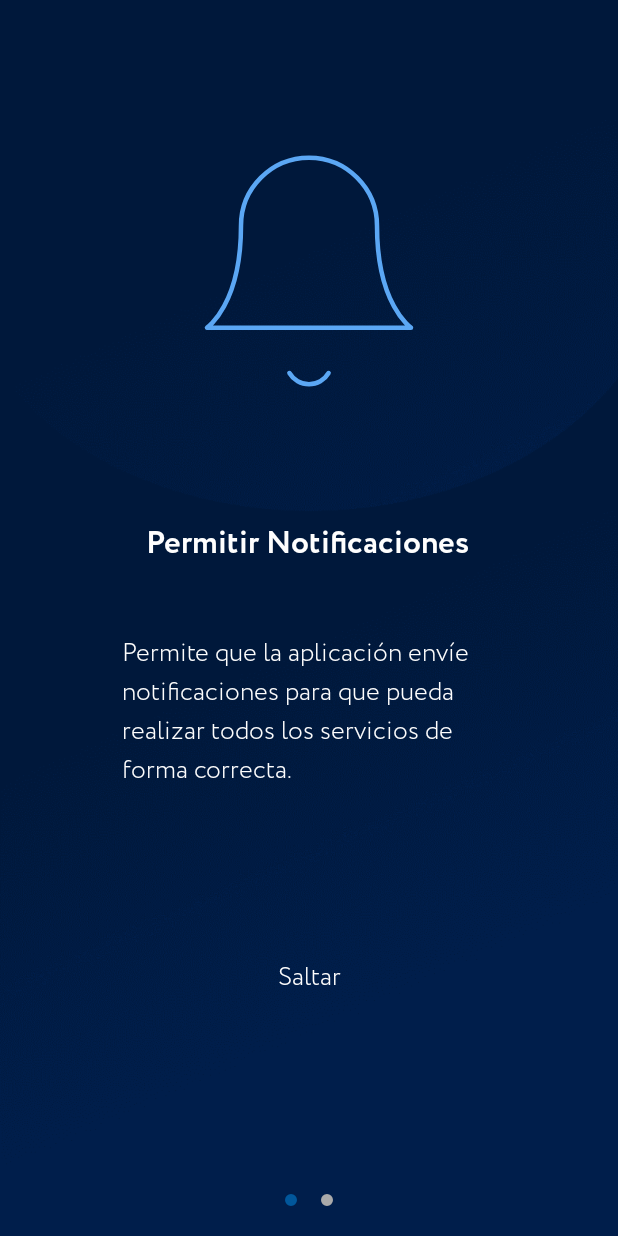
After one commit to oscarProjects/tocumen-panama, an Android app: the NotificationsFragment screen opened directly, with no data from a screen before it, on a phone screen of 412 x 824 dp. The commit adds this screen. Run offline under Robolectric (Android 15) with nearby library versions, the phone set to English and light mode, and no system bars.

Commit message:
ADD PermissionsActivity

```diff
--- a/LisnrApp/app/src/main/AndroidManifest.xml
+++ b/LisnrApp/app/src/main/AndroidManifest.xml
@@ -22,6 +22,9 @@
         android:theme="@style/Theme.LisnrApp"
         tools:replace="android:theme"
         tools:targetApi="31">
+        <activity
+            android:name=".ui.permissions.PermissionsActivity"
+            android:exported="false" />
         <activity
             android:name=".ui.register.RegisterActivity"
             android:exported="false" />
--- a/LisnrApp/app/src/main/java/com/lisnrapp/GalleryActivity.java
+++ b/LisnrApp/app/src/main/java/com/lisnrapp/GalleryActivity.java
@@ -13,6 +13,8 @@ import android.widget.LinearLayout;
 import android.widget.ProgressBar;
 
 import androidx.appcompat.app.AppCompatActivity;
+
+import com.lisnrapp.database.DatabaseHandler;
 
 import java.text.SimpleDateFormat;
 import java.util.Calendar;
--- a/LisnrApp/app/src/main/java/com/lisnrapp/ReceivedActivity.java
+++ b/LisnrApp/app/src/main/java/com/lisnrapp/ReceivedActivity.java
@@ -19,6 +19,7 @@ import androidx.recyclerview.widget.LinearLayoutManager;
 import androidx.recyclerview.widget.RecyclerView;
 
 import com.google.android.material.navigation.NavigationView;
+import com.lisnrapp.database.DatabaseHandler;
 
 import java.util.ArrayList;
 
--- /dev/null
+++ b/LisnrApp/app/src/main/java/com/lisnrapp/animation/ZoomOutPageTransformer.java
@@ -0,0 +1,44 @@
+package com.lisnrapp.animation;
+
+import android.view.View;
+
+import androidx.viewpager.widget.ViewPager;
+
+public class ZoomOutPageTransformer implements ViewPager.PageTransformer {
+    private static final float MIN_SCALE = 0.85f;
+    private static final float MIN_ALPHA = 0.5f;
+
+    public void transformPage(View view, float position) {
+        int pageWidth = view.getWidth();
+        int pageHeight = view.getHeight();
+
+        if (position < -1) { // [-Infinity,-1)
+            // This page is way off-screen to the left.
+            view.setAlpha(0f);
+
+        } else if (position <= 1) { // [-1,1]
+            // Modify the default slide transition to shrink the page as well
+            float scaleFactor = Math.max(MIN_SCALE, 1 - Math.abs(position));
+            float vertMargin = pageHeight * (1 - scaleFactor) / 2;
+            float horzMargin = pageWidth * (1 - scaleFactor) / 2;
+            if (position < 0) {
+                view.setTranslationX(horzMargin - vertMargin / 2);
+            } else {
+                view.setTranslationX(-horzMargin + vertMargin / 2);
+            }
+
+            // Scale the page down (between MIN_SCALE and 1)
+            view.setScaleX(scaleFactor);
+            view.setScaleY(scaleFactor);
+
+            // Fade the page relative to its size.
+            view.setAlpha(MIN_ALPHA +
+                    (scaleFactor - MIN_SCALE) /
+                            (1 - MIN_SCALE) * (1 - MIN_ALPHA));
+
+        } else { // (1,+Infinity]
+            // This page is way off-screen to the right.
+            view.setAlpha(0f);
+        }
+    }
+}
--- a/LisnrApp/app/src/main/java/com/lisnrapp/DatabaseHandler.java
+++ b/LisnrApp/app/src/main/java/com/lisnrapp/database/DatabaseHandler.java
@@ -1,4 +1,4 @@
-package com.lisnrapp;
+package com.lisnrapp.database;
 
 import android.content.ContentValues;
 import android.content.Context;
--- a/LisnrApp/app/src/main/java/com/lisnrapp/ui/login/LogginActivity.java
+++ b/LisnrApp/app/src/main/java/com/lisnrapp/ui/login/LogginActivity.java
@@ -15,9 +15,10 @@ import android.widget.Toast;
 import androidx.appcompat.app.AlertDialog;
 import androidx.appcompat.app.AppCompatActivity;
 
-import com.lisnrapp.DatabaseHandler;
+import com.lisnrapp.database.DatabaseHandler;
 import com.lisnrapp.MainActivity;
 import com.lisnrapp.databinding.ActivityLogginBinding;
+import com.lisnrapp.ui.permissions.PermissionsActivity;
 import com.lisnrapp.ui.register.RegisterActivity;
 
 import java.util.Objects;
@@ -46,7 +47,7 @@ public class LogginActivity extends AppCompatActivity {
 
         binding.btnLogin.setOnClickListener(v -> {
             //loginValidations(v);
-            Intent intent = new Intent(LogginActivity.this, MainActivity.class);
+            Intent intent = new Intent(LogginActivity.this, PermissionsActivity.class);
             startActivity(intent);
             finish();
         });
--- /dev/null
+++ b/LisnrApp/app/src/main/java/com/lisnrapp/ui/permissions/PermissionsActivity.java
@@ -0,0 +1,84 @@
+package com.lisnrapp.ui.permissions;
+
+import android.os.Bundle;
+import android.view.View;
+
+import androidx.annotation.NonNull;
+import androidx.fragment.app.Fragment;
+import androidx.fragment.app.FragmentActivity;
+import androidx.fragment.app.FragmentManager;
+import androidx.fragment.app.FragmentStatePagerAdapter;
+import androidx.viewpager.widget.PagerAdapter;
+
+import com.lisnrapp.animation.ZoomOutPageTransformer;
+import com.lisnrapp.databinding.ActivityPermissionsBinding;
+import com.lisnrapp.ui.permissions.microphone.MicrophoneFragment;
+import com.lisnrapp.ui.permissions.notifications.NotificationsFragment;
+
+import java.util.ArrayList;
+import java.util.List;
+
+public class PermissionsActivity extends FragmentActivity {
+
+    private ActivityPermissionsBinding binding;
+
+    @Override
+    protected void onCreate(Bundle savedInstanceState) {
+        super.onCreate(savedInstanceState);
+        binding = ActivityPermissionsBinding.inflate(getLayoutInflater());
+        View view = binding.getRoot();
+        setContentView(view);
+
+        binding.tablayout.setupWithViewPager(binding.viewpager);
+
+        ViewPagerAdapter adapter = new ViewPagerAdapter(getSupportFragmentManager());
+
+        adapter.addFrag(new NotificationsFragment());
+        adapter.addFrag(new MicrophoneFragment());
+
+        binding.viewpager.setPageTransformer(true, new ZoomOutPageTransformer());
+        binding.viewpager.setAdapter(adapter);
+    }
+
+    @Override
+    public void onBackPressed() {
+        if (binding.viewpager.getCurrentItem() == 0) {
+            // If the user is currently looking at the first step, allow the system to handle the
+            // Back button. This calls finish() on this activity and pops the back stack.
+            super.onBackPressed();
+        } else {
+            // Otherwise, select the previous step.
+            binding.viewpager.setCurrentItem(binding.viewpager.getCurrentItem() - 1);
+        }
+    }
+
+    public class ViewPagerAdapter extends FragmentStatePagerAdapter {
+        private final List<Fragment> mFragmentList = new ArrayList<>();
+        private final List<String> mFragmentTitleList = new ArrayList<>();
+
+        public ViewPagerAdapter(FragmentManager manager) {
+            super(manager);
+        }
+
+        @NonNull
+        @Override
+        public Fragment getItem(int position) {
+            return mFragmentList.get(position);
+        }
+
+        @Override
+        public int getCount() {
+            return mFragmentList.size();
+        }
+
+        @Override
+        public CharSequence getPageTitle(int position) {
+            return mFragmentTitleList.get(position);
+        }
+
+        public void addFrag(Fragment fragment) {
+            mFragmentList.add(fragment);
+            mFragmentTitleList.add("");
+        }
+    }
+}
--- /dev/null
+++ b/LisnrApp/app/src/main/java/com/lisnrapp/ui/permissions/microphone/MicrophoneFragment.java
@@ -0,0 +1,22 @@
+package com.lisnrapp.ui.permissions.microphone;
+
+import android.os.Bundle;
+import android.view.LayoutInflater;
+import android.view.View;
+import android.view.ViewGroup;
+
+import androidx.fragment.app.Fragment;
+
+import com.lisnrapp.R;
+
+public class MicrophoneFragment extends Fragment {
+
+    @Override
+    public View onCreateView(LayoutInflater inflater, ViewGroup container,
+                             Bundle savedInstanceState) {
+        ViewGroup rootView = (ViewGroup) inflater.inflate(
+                R.layout.fragment_microphone, container, false);
+
+        return rootView;
+    }
+}
--- /dev/null
+++ b/LisnrApp/app/src/main/java/com/lisnrapp/ui/permissions/notifications/NotificationsFragment.java
@@ -0,0 +1,22 @@
+package com.lisnrapp.ui.permissions.notifications;
+
+import android.os.Bundle;
+import android.view.LayoutInflater;
+import android.view.View;
+import android.view.ViewGroup;
+
+import androidx.fragment.app.Fragment;
+
+import com.lisnrapp.R;
+
+public class NotificationsFragment extends Fragment {
+
+    @Override
+    public View onCreateView(LayoutInflater inflater, ViewGroup container,
+                             Bundle savedInstanceState) {
+        ViewGroup rootView = (ViewGroup) inflater.inflate(
+                R.layout.fragment_notifications, container, false);
+
+        return rootView;
+    }
+}
--- a/LisnrApp/app/src/main/java/com/lisnrapp/ui/splash/SplashActivity.java
+++ b/LisnrApp/app/src/main/java/com/lisnrapp/ui/splash/SplashActivity.java
@@ -78,7 +78,8 @@ public class SplashActivity extends AppCompatActivity {
         }
 
         if (allPermissionsGranted) {
-            go_next_Main();
+            //go_next_Main();
+            openPermissionScreen();
         } else {
             ActivityCompat.requestPermissions(this, permissions, MY_PERMISSIONS_REQUEST_WRITE_FILES);
         }
@@ -92,7 +93,8 @@ public class SplashActivity extends AppCompatActivity {
         if (requestCode == MY_PERMISSIONS_REQUEST_WRITE_FILES) {
             if (grantResults.length > 0
                     && grantResults[0] == PackageManager.PERMISSION_GRANTED) {
-                go_next_Main();
+                //go_next_Main();
+                openPermissionScreen();
             } else {
                 AlertDialog.Builder builder = new AlertDialog.Builder(SplashActivity.this);
                 builder.setMessage("App required some permission please enable it")
--- /dev/null
+++ b/LisnrApp/app/src/main/res/drawable/default_dot.xml
@@ -0,0 +1,12 @@
+<?xml version="1.0" encoding="utf-8"?>
+<layer-list xmlns:android="http://schemas.android.com/apk/res/android">
+    <item>
+        <shape
+            android:innerRadius="0dp"
+            android:shape="ring"
+            android:thickness="4dp"
+            android:useLevel="false">
+            <solid android:color="@android:color/darker_gray"/>
+        </shape>
+    </item>
+</layer-list>
--- /dev/null
+++ b/LisnrApp/app/src/main/res/drawable/selected_dot.xml
@@ -0,0 +1,12 @@
+<?xml version="1.0" encoding="utf-8"?>
+<layer-list xmlns:android="http://schemas.android.com/apk/res/android">
+    <item>
+        <shape
+            android:innerRadius="0dp"
+            android:shape="ring"
+            android:thickness="4dp"
+            android:useLevel="false">
+            <solid android:color="@color/light_blue_900"/>
+        </shape>
+    </item>
+</layer-list>
--- /dev/null
+++ b/LisnrApp/app/src/main/res/drawable/tab_selector.xml
@@ -0,0 +1,8 @@
+<?xml version="1.0" encoding="utf-8"?>
+<selector xmlns:android="http://schemas.android.com/apk/res/android">
+
+    <item android:drawable="@drawable/selected_dot"
+        android:state_selected="true"/>
+
+    <item android:drawable="@drawable/default_dot"/>
+</selector>
--- /dev/null
+++ b/LisnrApp/app/src/main/res/layout/activity_permissions.xml
@@ -0,0 +1,39 @@
+<?xml version="1.0" encoding="utf-8"?>
+<androidx.constraintlayout.widget.ConstraintLayout xmlns:android="http://schemas.android.com/apk/res/android"
+    xmlns:app="http://schemas.android.com/apk/res-auto"
+    xmlns:tools="http://schemas.android.com/tools"
+    android:layout_width="match_parent"
+    android:layout_height="match_parent"
+    tools:context=".ui.permissions.PermissionsActivity"
+    android:background="@drawable/fondo3">
+
+    <LinearLayout
+        android:layout_width="0dp"
+        android:layout_height="0dp"
+        android:orientation="vertical"
+        app:layout_constraintBottom_toBottomOf="parent"
+        app:layout_constraintEnd_toEndOf="parent"
+        app:layout_constraintStart_toStartOf="parent"
+        app:layout_constraintTop_toTopOf="parent">
+
+        <androidx.viewpager.widget.ViewPager
+            android:id="@+id/viewpager"
+            android:layout_width="match_parent"
+            android:layout_height="0dp"
+            android:layout_weight="1" >
+
+            <com.google.android.material.tabs.TabLayout
+                android:id="@+id/tablayout"
+                android:layout_width="match_parent"
+                android:layout_height="wrap_content"
+                android:layout_gravity="bottom"
+                app:tabBackground="@drawable/tab_selector"
+                app:tabGravity="center"
+                app:tabIndicatorHeight="0dp"/>
+
+        </androidx.viewpager.widget.ViewPager>
+
+    </LinearLayout>
+
+
+</androidx.constraintlayout.widget.ConstraintLayout>
--- /dev/null
+++ b/LisnrApp/app/src/main/res/layout/fragment_notifications.xml
@@ -0,0 +1,67 @@
+<?xml version="1.0" encoding="utf-8"?>
+<androidx.constraintlayout.widget.ConstraintLayout xmlns:android="http://schemas.android.com/apk/res/android"
+    xmlns:app="http://schemas.android.com/apk/res-auto"
+    xmlns:tools="http://schemas.android.com/tools"
+    android:layout_width="match_parent"
+    android:layout_height="match_parent">
+
+
+    <ImageView
+        android:id="@+id/imageView4"
+        android:layout_width="wrap_content"
+        android:layout_height="wrap_content"
+        android:layout_marginTop="90dp"
+        app:layout_constraintEnd_toEndOf="parent"
+        app:layout_constraintStart_toStartOf="parent"
+        app:layout_constraintTop_toTopOf="parent"
+        android:src="@drawable/habilitar_notificaciones"
+        android:contentDescription="@null" />
+
+    <TextView
+        android:id="@+id/textView"
+        android:layout_width="wrap_content"
+        android:layout_height="wrap_content"
+        android:layout_marginTop="75dp"
+        android:text="@string/tv_allow_notifications"
+        android:textColor="@color/bb_white"
+        android:textSize="21sp"
+        android:fontFamily="@font/circeextrabold"
+        app:layout_constraintEnd_toEndOf="parent"
+        app:layout_constraintHorizontal_bias="0.498"
+        app:layout_constraintStart_toStartOf="parent"
+        app:layout_constraintTop_toBottomOf="@+id/imageView4" />
+
+    <TextView
+        android:id="@+id/textView3"
+        android:layout_width="250dp"
+        android:layout_height="wrap_content"
+        android:layout_marginStart="32dp"
+        android:layout_marginEnd="32dp"
+        android:fontFamily="@font/circeregular"
+        android:text="@string/tv_allow_notifications_description"
+        android:textColor="@color/bb_white"
+        android:textSize="17sp"
+        app:layout_constraintBottom_toBottomOf="parent"
+        app:layout_constraintEnd_toEndOf="parent"
+        app:layout_constraintHorizontal_bias="0.5"
+        app:layout_constraintStart_toStartOf="parent"
+        app:layout_constraintTop_toBottomOf="@+id/textView"
+        app:layout_constraintVertical_bias="0.15" />
+
+    <TextView
+        android:id="@+id/textView2"
+        android:layout_width="wrap_content"
+        android:layout_height="wrap_content"
+        android:layout_marginStart="8dp"
+        android:layout_marginEnd="8dp"
+        android:text="Saltar"
+        android:textSize="17sp"
+        android:fontFamily="@font/circeregular"
+        android:textColor="@color/bb_white"
+        app:layout_constraintBottom_toBottomOf="parent"
+        app:layout_constraintEnd_toEndOf="parent"
+        app:layout_constraintStart_toStartOf="parent"
+        app:layout_constraintTop_toBottomOf="@+id/textView3" />
+
+
+</androidx.constraintlayout.widget.ConstraintLayout>
--- a/LisnrApp/app/src/main/res/values/strings.xml
+++ b/LisnrApp/app/src/main/res/values/strings.xml
@@ -141,6 +141,13 @@
     <string name="tv_password_actual">Contraseña actual (Requerido)</string>
     <string name="tv_password_new">Contraseña nueva (Requerido)</string>
     <string name="tv_password_confirm">Confirmar contraseña (Requerido)</string>
+
+    <string name="tv_allow_notifications">Permitir Notificaciones</string>
+    <string name="tv_allow_notifications_description">Permite que la aplicación envíe notificaciones para que pueda realizar todos los servicios de forma correcta.</string>
+
+    <string name="tv_allow_microphone">Acceso al Micrófono</string>
+    <string name="tv_allow_microphone_description">Permite que la aplicación tenga acceso al micrófono para que pueda realizar todos los servicios de forma correcta.</string>
+
     <!-- TODO: Remove or change this placeholder text -->
     <string name="hello_blank_fragment">Hello blank fragment</string>
 </resources>
```
Also changed, not shown: LisnrApp/app/src/main/java/com/lisnrapp/ui/register/RegisterActivity.java (+8 -0 lines), LisnrApp/app/src/main/res/layout/fragment_microphone.xml (added, +67 -0 lines).
